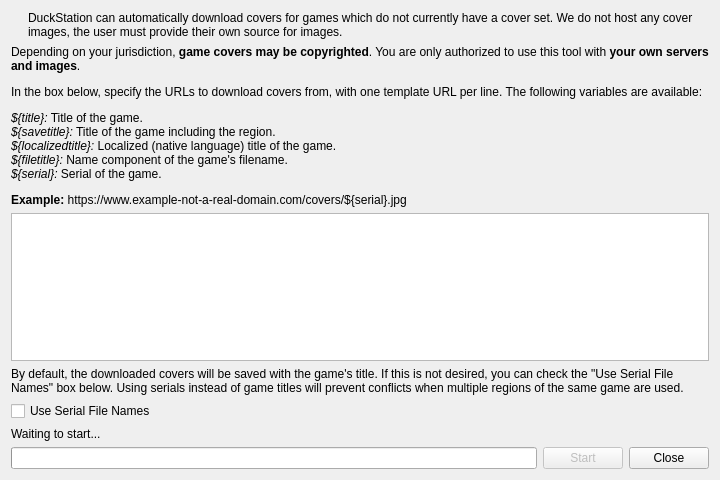
stenzek/duckstation, file src/duckstation-qt/coverdownloadwindow.ui: the form before one commit.
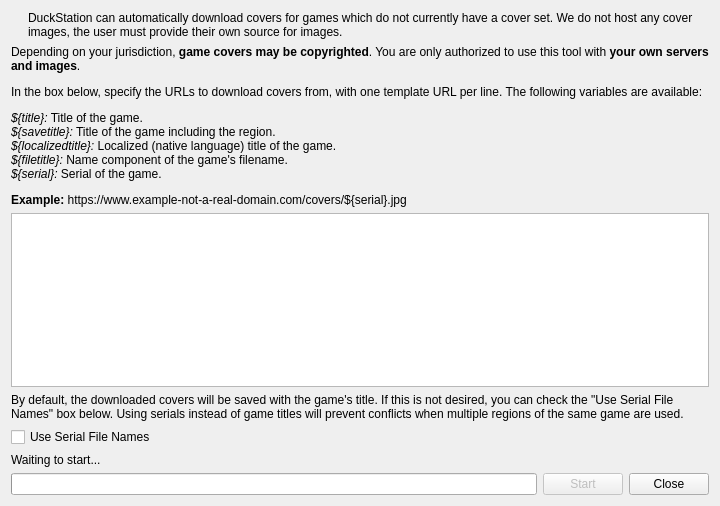
The form after the commit. Icons and pictures are not drawn.

The edit to the form file:
```diff
--- a/src/duckstation-qt/coverdownloadwindow.ui
+++ b/src/duckstation-qt/coverdownloadwindow.ui
@@ -7,7 +7,7 @@
     <x>0</x>
     <y>0</y>
     <width>720</width>
-    <height>480</height>
+    <height>506</height>
    </rect>
   </property>
   <property name="windowTitle">
```
Left out of the diff: 15 changed lines with no effect on the pictures.
